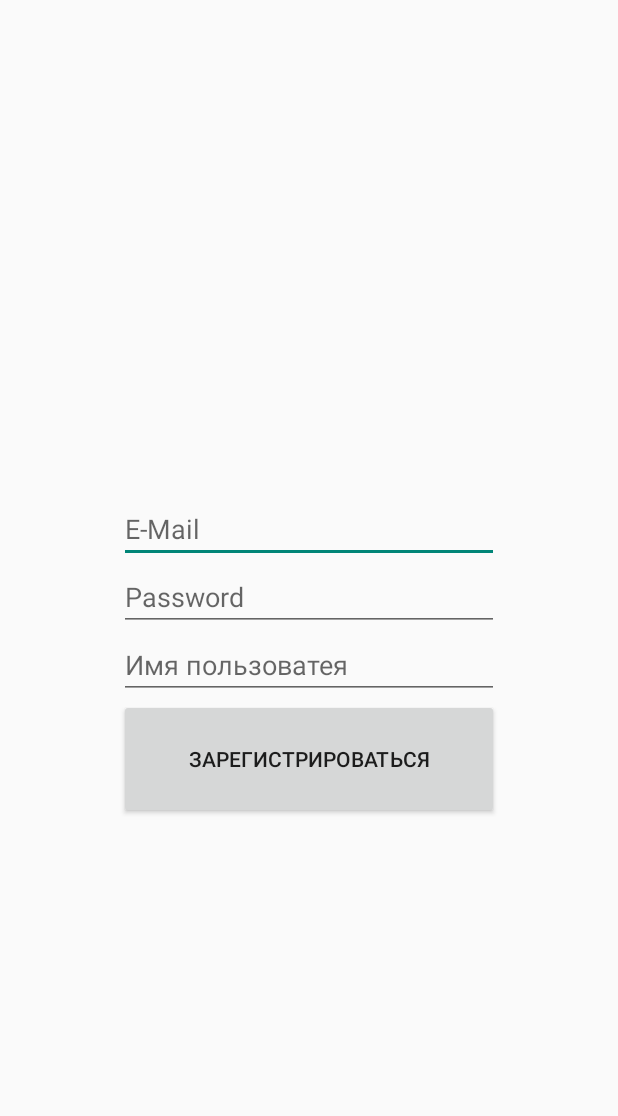
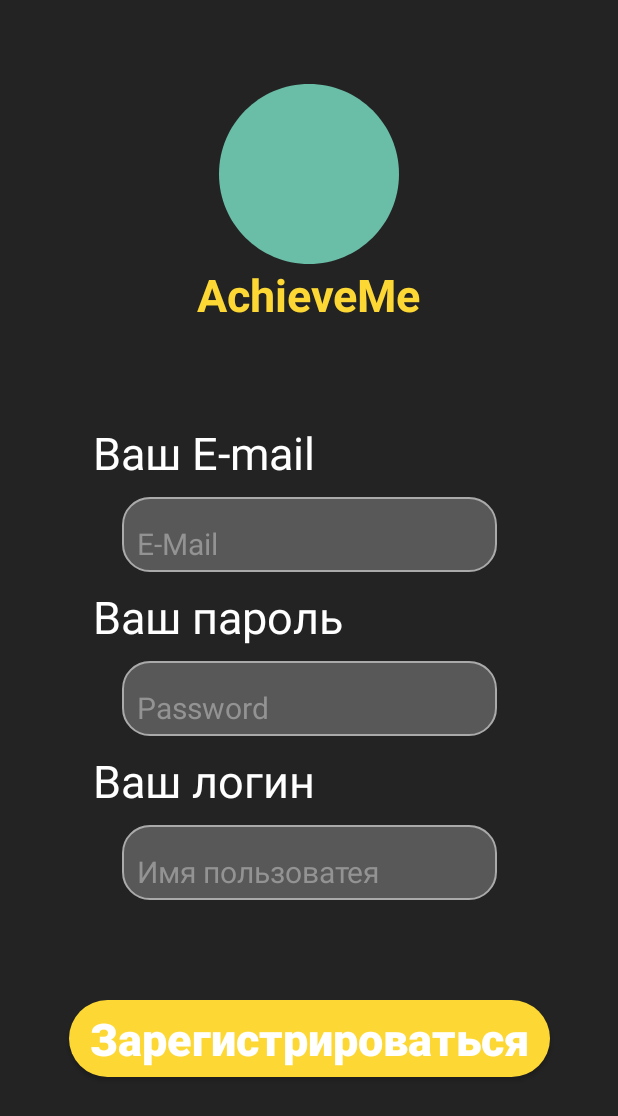
Before and after one commit to Hittcha/AchieveMe, an Android app: the RegistrationActivity screen opened directly, with no data from a screen before it, on a phone screen of 412 x 824 dp. Shown: the top 1116 px of the screen. Run offline under Robolectric (Android 15) with nearby library versions, the phone set to English and light mode, and no system bars; our stand-ins replace Firebase (no records; nobody signed in at launch, a user with empty details on screens opened directly).

Commit message:
Добавил окно после проверки версий. Изменил окно регистрации.

```diff
--- a/app/src/main/AndroidManifest.xml
+++ b/app/src/main/AndroidManifest.xml
@@ -87,6 +87,8 @@
         <activity
             android:name=".LogInActivity"
             android:exported="false" />
+        <activity android:name=".StartMainActivity"
+            android:exported="false"/>
     </application>
 
 </manifest>
--- a/app/src/main/java/com/Bureau/Achivki/RegistrationActivity.java
+++ b/app/src/main/java/com/Bureau/Achivki/RegistrationActivity.java
@@ -37,7 +37,7 @@ public class RegistrationActivity extends AppCompatActivity {
         Button registrationButton = findViewById(R.id.ActivityLogin_register_button);
         emailEditText = findViewById(R.id.ActivityLogin_email_edit_text);
         passwordEditText = findViewById(R.id.ActivityLogin_password_edit_text);
-        userNameEditText = findViewById(R.id.userName_edit_text);
+        userNameEditText = findViewById(R.id.ActivityReg_userName_edit_text);
 
         mAuth = FirebaseAuth.getInstance();
         FirebaseDatabase database = FirebaseDatabase.getInstance();
--- a/app/src/main/java/com/Bureau/Achivki/StartActivity.java
+++ b/app/src/main/java/com/Bureau/Achivki/StartActivity.java
@@ -94,7 +94,7 @@ public class StartActivity extends AppCompatActivity {
 
     private void redirectToLoginScreen() {
         // Здесь перенаправление пользователя на экран авторизации.
-        Intent intent = new Intent(StartActivity.this, LogInActivity.class);
+        Intent intent = new Intent(StartActivity.this, StartMainActivity.class);
         startActivity(intent);
     }
     private void redirectToMainScreen() {
--- a/app/src/main/res/drawable/backarroybutton.xml
+++ b/app/src/main/res/drawable/backarroybutton.xml
@@ -4,7 +4,7 @@
     android:viewportWidth="40"
     android:viewportHeight="40">
     <path
-        android:fillColor="#33323232"
+        android:fillColor="#52323232"
         android:pathData="M20 0A20 20 0 1 0 20 40 20 20 0 1 0 20 0z"/>
     <path
         android:strokeColor="#FFFFFFFF"
--- a/app/src/main/res/layout/activity_registration.xml
+++ b/app/src/main/res/layout/activity_registration.xml
@@ -4,46 +4,122 @@
     xmlns:tools="http://schemas.android.com/tools"
     android:layout_width="match_parent"
     android:layout_height="match_parent"
-    tools:context=".RegistrationActivity">
-
-    <LinearLayout
-        android:layout_width="253dp"
-        android:layout_height="280dp"
-        android:orientation="vertical"
-        app:layout_constraintBottom_toBottomOf="parent"
-        app:layout_constraintEnd_toEndOf="parent"
-        app:layout_constraintStart_toStartOf="parent"
-        app:layout_constraintTop_toTopOf="parent"
-        app:layout_constraintVertical_bias="0.607">
-
+    tools:context=".RegistrationActivity"
+    android:background="@color/Primary">
 
         <EditText
+            style="@style/editText_style"
             android:id="@+id/ActivityLogin_email_edit_text"
-            android:layout_width="match_parent"
-            android:layout_height="wrap_content"
+            app:layout_constraintTop_toTopOf="@id/ActivityLogin_guidelineTop"
+            app:layout_constraintStart_toStartOf="parent"
+            app:layout_constraintEnd_toEndOf="parent"
+            app:layout_constraintBottom_toTopOf="@+id/ActivityLogin_password_edit_text"
+            app:layout_constraintVertical_chainStyle="spread"
             android:hint="@string/email_hint"
             android:inputType="textEmailAddress" />
 
         <EditText
+            style="@style/editText_style"
             android:id="@+id/ActivityLogin_password_edit_text"
-            android:layout_width="match_parent"
-            android:layout_height="wrap_content"
+            app:layout_constraintStart_toStartOf="parent"
+            app:layout_constraintEnd_toEndOf="parent"
+            app:layout_constraintTop_toBottomOf="@id/ActivityLogin_email_edit_text"
+            app:layout_constraintBottom_toTopOf="@id/ActivityReg_userName_edit_text"
             android:hint="@string/password_hint"
             android:inputType="textPassword" />
 
         <EditText
-            android:id="@+id/userName_edit_text"
-            android:layout_width="match_parent"
-            android:layout_height="wrap_content"
+            style="@style/editText_style"
+            android:id="@+id/ActivityReg_userName_edit_text"
+            app:layout_constraintStart_toStartOf="parent"
+            app:layout_constraintEnd_toEndOf="parent"
+            app:layout_constraintTop_toBottomOf="@id/ActivityLogin_password_edit_text"
+            app:layout_constraintBottom_toBottomOf="@id/ActivityLogin_guideline"
             android:hint="@string/userName_hint"
             android:inputType="textEmailAddress" />
 
         <Button
+            style="@style/button_style"
             android:id="@+id/ActivityLogin_register_button"
-            android:layout_width="match_parent"
-            android:layout_height="80dp"
-            android:text="@string/register_button_text" />
+            android:text="@string/register_button_text"
+            app:layout_constraintTop_toTopOf="@id/ActivityLogin_guideline"
+            app:layout_constraintStart_toStartOf="parent"
+            app:layout_constraintEnd_toEndOf="parent"
+            />
 
-    </LinearLayout>
+
+    <ImageView
+        android:id="@+id/activityLogin_logo"
+        android:layout_width="120dp"
+        android:layout_height="120dp"
+        app:layout_constraintTop_toTopOf="parent"
+        app:layout_constraintBottom_toTopOf="@id/activityLogin_textLogo"
+        app:layout_constraintStart_toStartOf="parent"
+        app:layout_constraintEnd_toEndOf="parent"
+        app:layout_constraintVertical_chainStyle="packed"
+        android:src="@drawable/ellipse_12"
+        android:contentDescription="TODO" />
+
+    <TextView
+        android:id="@+id/activityLogin_textLogo"
+        style="@style/text_logo"
+        android:textSize="30sp"
+        android:layout_width="wrap_content"
+        android:layout_height="wrap_content"
+        android:text="@string/app_name"
+        app:layout_constraintTop_toBottomOf="@id/activityLogin_logo"
+        app:layout_constraintBottom_toTopOf="@id/ActivityLogin_guidelineTop"
+        app:layout_constraintStart_toStartOf="parent"
+        app:layout_constraintEnd_toEndOf="parent"/>
+
+    <TextView
+        style="@style/supportText"
+        android:id="@+id/activityRegistration_EmailSupportText"
+        android:layout_width="wrap_content"
+        android:layout_height="wrap_content"
+        android:text="Ваш Е-mail"
+        app:layout_constraintTop_toTopOf="@id/ActivityLogin_guidelineTop"
+        app:layout_constraintBottom_toTopOf="@id/ActivityLogin_email_edit_text"
+        app:layout_constraintStart_toStartOf="@id/ActivityLogin_vertical_guidelineLeft"/>
+    <TextView
+        android:id="@+id/activityRegistration_PasswordSupportText"
+        style="@style/supportText"
+        android:layout_width="wrap_content"
+        android:layout_height="wrap_content"
+        android:text="Ваш пароль"
+        app:layout_constraintTop_toBottomOf="@id/ActivityLogin_email_edit_text"
+        app:layout_constraintBottom_toTopOf="@id/ActivityLogin_password_edit_text"
+        app:layout_constraintStart_toStartOf="@id/ActivityLogin_vertical_guidelineLeft"/>
+    <TextView
+        android:id="@+id/activityRegistration_LoginSupportText"
+        style="@style/supportText"
+        android:layout_width="wrap_content"
+        android:layout_height="wrap_content"
+        android:text="Ваш логин"
+        app:layout_constraintTop_toBottomOf="@id/ActivityLogin_password_edit_text"
+        app:layout_constraintBottom_toTopOf="@id/ActivityReg_userName_edit_text"
+        app:layout_constraintStart_toStartOf="@id/ActivityLogin_vertical_guidelineLeft"/>
+
+    <androidx.constraintlayout.widget.Guideline
+        android:id="@+id/ActivityLogin_guideline"
+        android:layout_width="wrap_content"
+        android:layout_height="wrap_content"
+        android:orientation="horizontal"
+        app:layout_constraintGuide_percent="0.8" />
+
+    <androidx.constraintlayout.widget.Guideline
+        android:id="@+id/ActivityLogin_guidelineTop"
+        android:layout_width="wrap_content"
+        android:layout_height="wrap_content"
+        android:orientation="horizontal"
+        app:layout_constraintGuide_percent="0.33" />
+
+    <androidx.constraintlayout.widget.Guideline
+        android:id="@+id/ActivityLogin_vertical_guidelineLeft"
+        android:layout_width="wrap_content"
+        android:layout_height="wrap_content"
+        android:orientation="vertical"
+        app:layout_constraintGuide_percent="0.15"/>
+
 
 </androidx.constraintlayout.widget.ConstraintLayout>
--- a/app/src/main/res/values/colors.xml
+++ b/app/src/main/res/values/colors.xml
@@ -21,10 +21,11 @@
 
     <color name="backcolor">#3B3D3E</color>
 
-    <color name="Primary">#1D1D1D</color>
+    <color name="Primary">#232323</color>
     <color name="button">#FDD835</color>
     <color name="hintColor">#939393</color>
     <color name="editTextColor">#585858</color>
+    <color name="falseColor">#00FFFFFF</color>
 
     <color name="appBackGround">#1D1D1D</color>
     <color name="StatusBarColor">#4A4C4D</color>
```
Also changed, not shown: app/src/main/java/com/Bureau/Achivki/LogInActivity.java (+12 -8 lines), app/src/main/java/com/Bureau/Achivki/StartMainActivity.java (added, +27 -0 lines), app/src/main/res/layout/activity_login.xml (+4 -10 lines), app/src/main/res/layout/activity_start_main.xml (added, +73 -0 lines).
